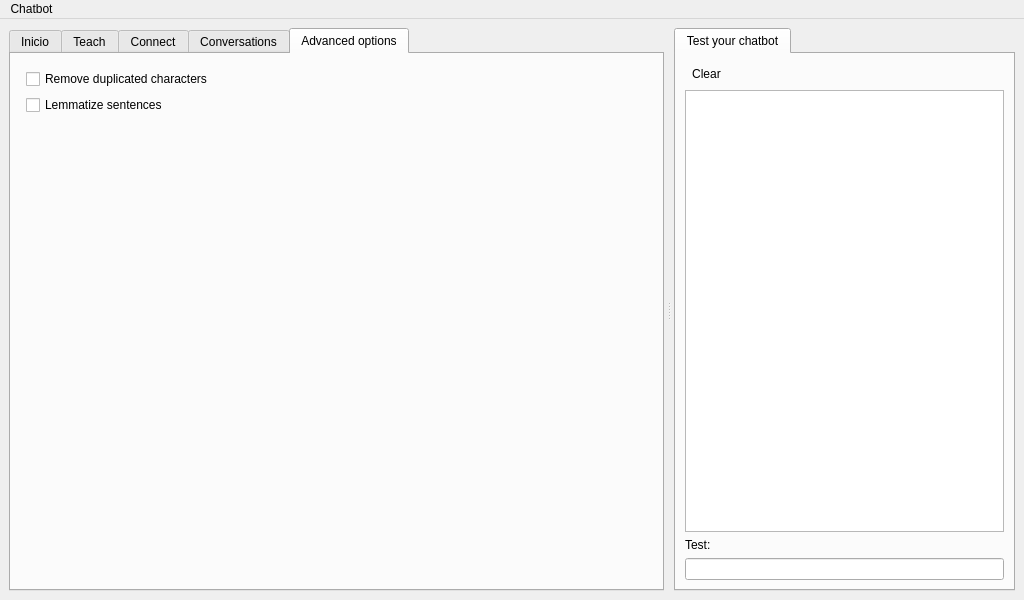
Qt form src/chatbot/front-end/mainwindow.ui (lvklabs/chatbot) before a commit.
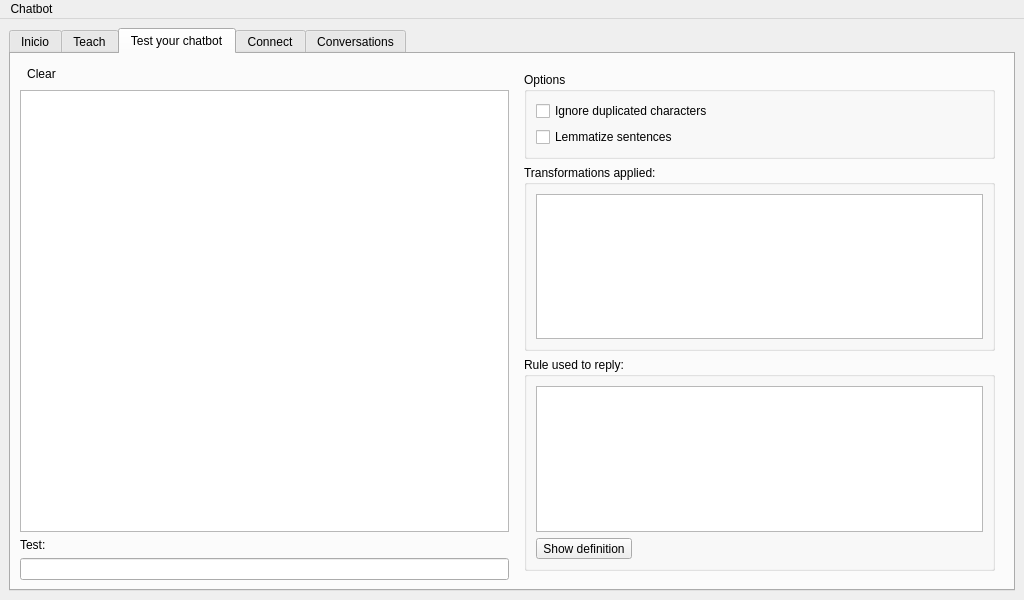
The same form after that commit. Icons and pictures are not drawn. Custom widgets are drawn as their Qt base class.

Commit message: Removed tab options. Moved test tab to mainTabWidget. New Widget to display rules as text.

```diff
--- a/src/chatbot/front-end/mainwindow.ui
+++ b/src/chatbot/front-end/mainwindow.ui
@@ -25,7 +25,7 @@
       </property>
       <widget class="QTabWidget" name="mainTabWidget">
        <property name="currentIndex">
-        <number>4</number>
+        <number>2</number>
        </property>
        <widget class="QWidget" name="welcomeTab">
         <attribute name="title">
@@ -445,6 +445,166 @@
          </item>
         </layout>
        </widget>
+       <widget class="QWidget" name="testTab">
+        <attribute name="title">
+         <string>Test your chatbot</string>
+        </attribute>
+        <layout class="QGridLayout" name="gridLayout_10">
+         <item row="0" column="0">
+          <layout class="QHBoxLayout" name="testToolbarLayout">
+           <item>
+            <widget class="QToolButton" name="clearTestConversationButton">
+             <property name="enabled">
+              <bool>true</bool>
+             </property>
+             <property name="toolTip">
+              <string>Clean test conversation</string>
+             </property>
+             <property name="text">
+              <string>Clear</string>
+             </property>
+             <property name="icon">
+              <iconset resource="../resources.qrc">
+               <normaloff>:/icons/clear_32x32.png</normaloff>:/icons/clear_32x32.png</iconset>
+             </property>
+             <property name="iconSize">
+              <size>
+               <width>24</width>
+               <height>24</height>
+              </size>
+             </property>
+             <property name="autoRaise">
+              <bool>true</bool>
+             </property>
+            </widget>
+           </item>
+           <item>
+            <spacer name="testToolbarSpacer">
+             <property name="orientation">
+              <enum>Qt::Horizontal</enum>
+             </property>
+             <property name="sizeHint" stdset="0">
+              <size>
+               <width>40</width>
+               <height>20</height>
+              </size>
+             </property>
+            </spacer>
+           </item>
+          </layout>
+         </item>
+         <item row="1" column="0">
+          <widget class="Lvk::FE::TestConversationWidget" name="testConversationText">
+           <property name="readOnly">
+            <bool>true</bool>
+           </property>
+           <property name="overwriteMode">
+            <bool>false</bool>
+           </property>
+          </widget>
+         </item>
+         <item row="2" column="0">
+          <widget class="QLabel" name="testLabel">
+           <property name="text">
+            <string>Test:</string>
+           </property>
+          </widget>
+         </item>
+         <item row="3" column="0">
+          <widget class="QLineEdit" name="testInputText"/>
+         </item>
+         <item row="0" column="1" rowspan="4">
+          <widget class="QFrame" name="testRightFrame">
+           <property name="sizePolicy">
+            <sizepolicy hsizetype="Expanding" vsizetype="Expanding">
+             <horstretch>0</horstretch>
+             <verstretch>0</verstretch>
+            </sizepolicy>
+           </property>
+           <layout class="QGridLayout" name="gridLayout_12">
+            <item row="1" column="0">
+             <widget class="QGroupBox" name="optionsGroupBox">
+              <property name="title">
+               <string>Options</string>
+              </property>
+              <layout class="QGridLayout" name="gridLayout_14">
+               <item row="0" column="0">
+                <widget class="QCheckBox" name="rmDupCheckBox">
+                 <property name="text">
+                  <string>Ignore duplicated characters</string>
+                 </property>
+                </widget>
+               </item>
+               <item row="1" column="0">
+                <widget class="QCheckBox" name="lemmatizerCheckBox">
+                 <property name="text">
+                  <string>Lemmatize sentences</string>
+                 </property>
+                </widget>
+               </item>
+              </layout>
+             </widget>
+            </item>
+            <item row="3" column="0">
+             <widget class="QGroupBox" name="ruleViewGroupBox">
+              <property name="title">
+               <string>Rule used to reply:</string>
+              </property>
+              <layout class="QGridLayout" name="gridLayout_11">
+               <item row="1" column="0">
+                <widget class="Lvk::FE::RuleTextView" name="ruleView">
+                 <property name="readOnly">
+                  <bool>true</bool>
+                 </property>
+                </widget>
+               </item>
+               <item row="2" column="0">
+                <widget class="QToolButton" name="showRuleDefButton">
+                 <property name="text">
+                  <string notr="true">Show definition</string>
+                 </property>
+                 <property name="icon">
+                  <iconset resource="../resources.qrc">
+                   <normaloff>:/icons/show_rule_32x32.png</normaloff>:/icons/show_rule_32x32.png</iconset>
+                 </property>
+                 <property name="toolButtonStyle">
+                  <enum>Qt::ToolButtonTextBesideIcon</enum>
+                 </property>
+                </widget>
+               </item>
+              </layout>
+             </widget>
+            </item>
+            <item row="5" column="0">
+             <spacer name="verticalSpacer_2">
+              <property name="orientation">
+               <enum>Qt::Vertical</enum>
+              </property>
+              <property name="sizeHint" stdset="0">
+               <size>
+                <width>20</width>
+                <height>40</height>
+               </size>
+              </property>
+             </spacer>
+            </item>
+            <item row="2" column="0">
+             <widget class="QGroupBox" name="transfViewGroupBox">
+              <property name="title">
+               <string>Transformations applied:</string>
+              </property>
+              <layout class="QGridLayout" name="gridLayout_13">
+               <item row="0" column="0">
+                <widget class="QTextEdit" name="transfView"/>
+               </item>
+              </layout>
+             </widget>
+            </item>
+           </layout>
+          </widget>
+         </item>
+        </layout>
+       </widget>
        <widget class="QWidget" name="connectTab">
         <attribute name="title">
          <string>Connect</string>
@@ -998,118 +1158,6 @@
          </item>
         </layout>
        </widget>
-       <widget class="QWidget" name="optionsTab">
-        <attribute name="title">
-         <string>Advanced options</string>
-        </attribute>
-        <layout class="QGridLayout" name="gridLayout_11">
-         <property name="margin">
-          <number>15</number>
-         </property>
-         <item row="0" column="0">
-          <widget class="QCheckBox" name="rmDupCheckBox">
-           <property name="text">
-            <string>Remove duplicated characters</string>
-           </property>
-          </widget>
-         </item>
-         <item row="1" column="0">
-          <widget class="QCheckBox" name="lemmatizerCheckBox">
-           <property name="text">
-            <string>Lemmatize sentences</string>
-           </property>
-          </widget>
-         </item>
-         <item row="2" column="0">
-          <spacer name="verticalSpacer_2">
-           <property name="orientation">
-            <enum>Qt::Vertical</enum>
-           </property>
-           <property name="sizeHint" stdset="0">
-            <size>
-             <width>20</width>
-             <height>40</height>
-            </size>
-           </property>
-          </spacer>
-         </item>
-        </layout>
-       </widget>
-      </widget>
-      <widget class="QTabWidget" name="rightSideTabWidget">
-       <property name="currentIndex">
-        <number>0</number>
-       </property>
-       <widget class="QWidget" name="testTab">
-        <attribute name="title">
-         <string>Test your chatbot</string>
-        </attribute>
-        <layout class="QVBoxLayout" name="verticalLayout">
-         <item>
-          <layout class="QHBoxLayout" name="testToolbarLayout">
-           <item>
-            <widget class="QToolButton" name="clearTestConversationButton">
-             <property name="enabled">
-              <bool>true</bool>
-             </property>
-             <property name="toolTip">
-              <string>Clean test conversation</string>
-             </property>
-             <property name="text">
-              <string>Clear</string>
-             </property>
-             <property name="icon">
-              <iconset resource="../resources.qrc">
-               <normaloff>:/icons/clear_32x32.png</normaloff>:/icons/clear_32x32.png</iconset>
-             </property>
-             <property name="iconSize">
-              <size>
-               <width>24</width>
-               <height>24</height>
-              </size>
-             </property>
-             <property name="autoRaise">
-              <bool>true</bool>
-             </property>
-            </widget>
-           </item>
-           <item>
-            <spacer name="testToolbarSpacer">
-             <property name="orientation">
-              <enum>Qt::Horizontal</enum>
-             </property>
-             <property name="sizeHint" stdset="0">
-              <size>
-               <width>40</width>
-               <height>20</height>
-              </size>
-             </property>
-            </spacer>
-           </item>
-          </layout>
-         </item>
-         <item>
-          <widget class="Lvk::FE::TestConversationWidget" name="testConversationText">
-           <property name="readOnly">
-            <bool>true</bool>
-           </property>
-           <property name="overwriteMode">
-            <bool>false</bool>
-           </property>
-          </widget>
-         </item>
-         <item>
-          <widget class="QLabel" name="testLabel">
-           <property name="text">
-            <string>Test:</string>
-           </property>
-          </widget>
-         </item>
-         <item>
-          <widget class="QLineEdit" name="testInputText"/>
-         </item>
-        </layout>
-       </widget>
       </widget>
      </widget>
     </item>
@@ -1240,6 +1288,11 @@
    <header>front-end/chathistorywidget.h</header>
    <container>1</container>
   </customwidget>
+  <customwidget>
+   <class>Lvk::FE::RuleTextView</class>
+   <extends>QTextEdit</extends>
+   <header>front-end/ruletextview.h</header>
+  </customwidget>
  </customwidgets>
  <resources>
   <include location="../resources.qrc"/>
```
The commit also changes 5 other files.
